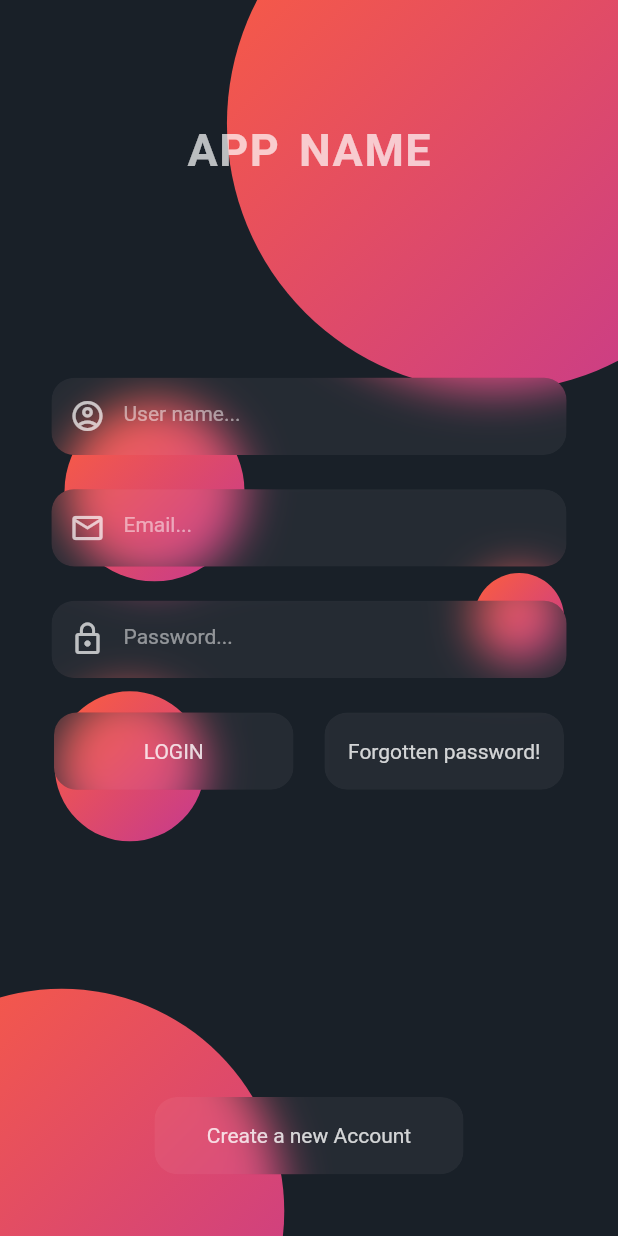
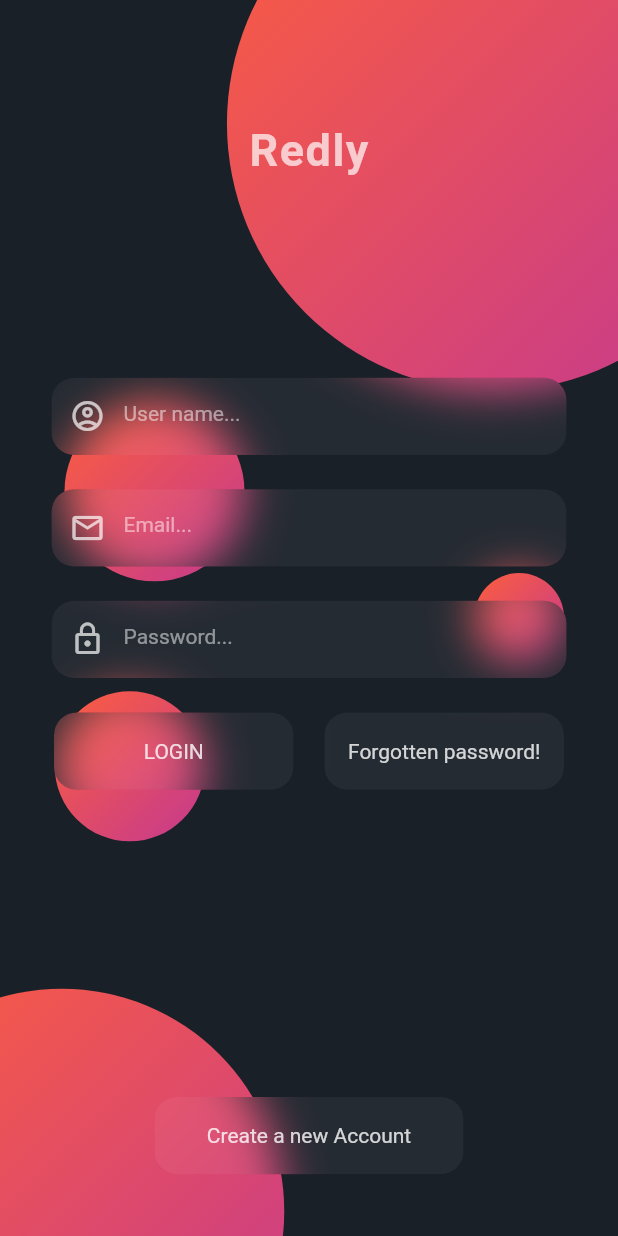
Before and after one commit to Victorriq/reds, a Flutter app: the screen it shows after launch, on a phone screen of 412 x 824 dp. Run offline on Flutter 3.47's test engine with Material 2 defaults, Android fonts, the phone set to English and light mode, and no system bars; our stand-ins replace fluttertoast.

Commit message:
Login page ui creada

```diff
--- a/lib/screens/login.dart
+++ b/lib/screens/login.dart
@@ -148,9 +148,9 @@ class LoginPageState extends State<LoginPage> with TickerProviderStateMixin {
                       child: Padding(
                         padding: EdgeInsets.only(top: size.height * .1),
                         child: Text(
-                          'APP NAME',
+                          'Redly',
                           style: TextStyle(
-                            color: Colors.white.withOpacity(.7),
+                            color: const Color.fromARGB(255, 255, 255, 255).withOpacity(.7),
                             fontSize: 30,
                             fontWeight: FontWeight.bold,
                             letterSpacing: 1,
@@ -193,8 +193,8 @@ class LoginPageState extends State<LoginPage> with TickerProviderStateMixin {
                                 2.58,
                                 () {
                                   HapticFeedback.lightImpact();
-                                  Fluttertoast.showToast(
-                                      msg: 'Login button pressed');
+                                 Navigator.pushReplacementNamed(context, '/');
+
                                 },
                                 size,
                               ),
```
